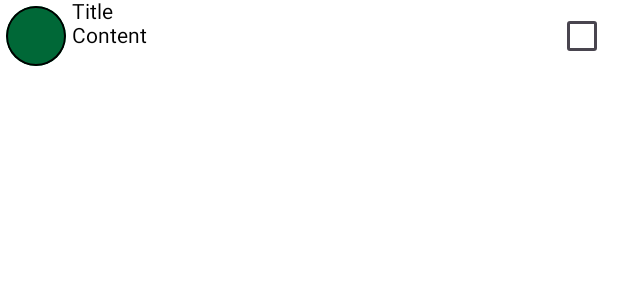
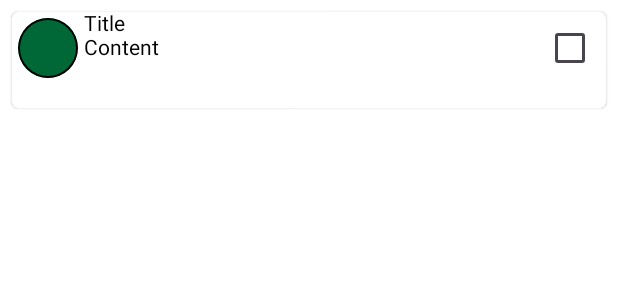
Before and after one commit to faisalmoinuddin99/android_kotlin, an Android app built with Jetpack Compose: the @Preview function NotePreview, on a phone screen of 412 x 824 dp. Shown: the top 300 px of the screen. Run offline under Robolectric (Android 15) with nearby library versions, the phone set to English and light mode, and no system bars.

Commit message:
Adding a background to the Note

```diff
--- a/app/src/main/java/com/example/jetnotes/ui/components/Note.kt
+++ b/app/src/main/java/com/example/jetnotes/ui/components/Note.kt
@@ -5,12 +5,18 @@ import androidx.compose.foundation.layout.Box
 import androidx.compose.foundation.layout.Column
 import androidx.compose.foundation.layout.Row
 import androidx.compose.foundation.layout.fillMaxWidth
+import androidx.compose.foundation.layout.heightIn
 import androidx.compose.foundation.layout.padding
 import androidx.compose.foundation.layout.size
+import androidx.compose.foundation.shape.RoundedCornerShape
 import androidx.compose.material3.Checkbox
+import androidx.compose.material3.Shapes
 import androidx.compose.material3.Text
 import androidx.compose.runtime.Composable
 import androidx.compose.ui.Modifier
+import androidx.compose.ui.draw.shadow
+import androidx.compose.ui.graphics.Color
+import androidx.compose.ui.graphics.Shape
 import androidx.compose.ui.res.colorResource
 import androidx.compose.ui.tooling.preview.Preview
 import androidx.compose.ui.unit.dp
@@ -19,16 +25,22 @@ import com.example.jetnotes.ui.theme.green
 
 @Composable
 fun Note() {
+    val backgroundShape: Shape = RoundedCornerShape(4.dp)
+    Row(
+        modifier = Modifier
+            .padding(8.dp)
+            .shadow(1.dp, backgroundShape)
+            .fillMaxWidth()
+            .heightIn(min = 64.dp)
+            .background(Color.White, backgroundShape)
 
-    Row(
-        modifier = Modifier.fillMaxWidth()
     ) {
-       NoteColor(color = green, size = 40.dp, border = 1.dp, padding = 4.dp)
+        NoteColor(color = green, size = 40.dp, border = 1.dp, padding = 4.dp)
         Column(
             modifier = Modifier.weight(1f)
         ) {
-            Text(text = "Title", maxLines = 1)
-            Text(text = "Content", maxLines = 1)
+            Text(text = "Title", maxLines = 1, color = Color.Black)
+            Text(text = "Content", maxLines = 1, color = Color.Black)
         }
         Checkbox(
             checked = false, onCheckedChange = {},
```
